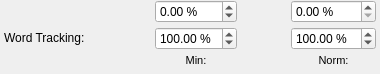
This is scribus/ui/propertywidgettext_glyphspace.ui in nitramr/scribus as Qt 5 draws it before an edit. The edited form follows.
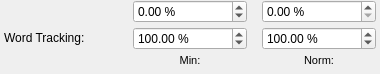
This is the edited form. Custom widgets are drawn as their Qt base class.

```diff
--- a/scribus/ui/propertywidgettext_glyphspace.ui
+++ b/scribus/ui/propertywidgettext_glyphspace.ui
@@ -31,7 +31,7 @@
   <property name="windowTitle">
    <string notr="true">Frame</string>
   </property>
-  <layout class="QGridLayout" name="gridLayout" columnstretch="0,0,0,0,0,0">
+  <layout class="QGridLayout" name="gridLayout" columnstretch="1,0,1,0,1,0">
    <property name="leftMargin">
     <number>4</number>
    </property>
@@ -47,7 +47,82 @@
    <property name="spacing">
     <number>4</number>
    </property>
-   <item row="3" column="3">
+   <item row="0" column="0">
+    <spacer name="horizontalSpacer">
+     <property name="orientation">
+      <enum>Qt::Horizontal</enum>
+     </property>
+     <property name="sizeHint" stdset="0">
+      <size>
+       <width>40</width>
+       <height>20</height>
+      </size>
+     </property>
+    </spacer>
+   </item>
+   <item row="3" column="0">
+    <layout class="QVBoxLayout" name="verticalLayout_3">
+     <property name="spacing">
+      <number>0</number>
+     </property>
+     <property name="sizeConstraint">
+      <enum>QLayout::SetMinimumSize</enum>
+     </property>
+     <item>
+      <widget class="QLabel" name="wordTrackingLabel">
+       <property name="sizePolicy">
+        <sizepolicy hsizetype="MinimumExpanding" vsizetype="MinimumExpanding">
+         <horstretch>0</horstretch>
+         <verstretch>0</verstretch>
+        </sizepolicy>
+       </property>
+       <property name="text">
+        <string>Word Tracking:</string>
+       </property>
+      </widget>
+     </item>
+     <item>
+      <spacer name="verticalSpacer">
+       <property name="orientation">
+        <enum>Qt::Vertical</enum>
+       </property>
+       <property name="sizeType">
+        <enum>QSizePolicy::MinimumExpanding</enum>
+       </property>
+       <property name="sizeHint" stdset="0">
+        <size>
+         <width>20</width>
+         <height>10</height>
+        </size>
+       </property>
+      </spacer>
+     </item>
+    </layout>
+   </item>
+   <item row="0" column="1">
+    <widget class="QLabel" name="textBaseLabel">
+     <property name="text">
+      <string/>
+     </property>
+    </widget>
+   </item>
+   <item row="0" column="2">
+    <widget class="ScrSpinBox" name="textBase">
+     <property name="toolTip">
+      <string>Offset to baseline of characters</string>
+     </property>
+     <property name="suffix">
+      <string> %</string>
+     </property>
+     <property name="minimum">
+      <double>-100.000000000000000</double>
+     </property>
+     <property name="maximum">
+      <double>100.000000000000000</double>
+     </property>
+    </widget>
+   </item>
+   <item row="3" column="2">
     <layout class="QVBoxLayout" name="verticalLayout_2">
      <property name="spacing">
       <number>0</number>
@@ -91,7 +166,7 @@
      </item>
     </layout>
    </item>
-   <item row="3" column="5">
+   <item row="3" column="4">
     <layout class="QVBoxLayout" name="verticalLayout">
      <property name="spacing">
       <number>0</number>
@@ -136,22 +211,13 @@
     </layout>
    </item>
    <item row="0" column="3">
-    <widget class="ScrSpinBox" name="textBase">
-     <property name="toolTip">
-      <string>Offset to baseline of characters</string>
-     </property>
-     <property name="suffix">
-      <string> %</string>
-     </property>
-     <property name="minimum">
-      <double>-100.000000000000000</double>
-     </property>
-     <property name="maximum">
-      <double>100.000000000000000</double>
+    <widget class="QLabel" name="trackingLabel">
+     <property name="text">
+      <string/>
      </property>
     </widget>
    </item>
-   <item row="0" column="5">
+   <item row="0" column="4">
     <widget class="ScrSpinBox" name="tracking">
      <property name="toolTip">
       <string>Manual Tracking</string>
@@ -161,59 +227,6 @@
      </property>
     </widget>
    </item>
-   <item row="0" column="2">
-    <widget class="QLabel" name="textBaseLabel">
-     <property name="text">
-      <string/>
-     </property>
-    </widget>
-   </item>
-   <item row="0" column="4">
-    <widget class="QLabel" name="trackingLabel">
-     <property name="text">
-      <string/>
-     </property>
-    </widget>
-   </item>
-   <item row="3" column="0" colspan="2">
-    <layout class="QVBoxLayout" name="verticalLayout_3">
-     <property name="spacing">
-      <number>0</number>
-     </property>
-     <property name="sizeConstraint">
-      <enum>QLayout::SetMinimumSize</enum>
-     </property>
-     <item>
-      <widget class="QLabel" name="wordTrackingLabel">
-       <property name="sizePolicy">
-        <sizepolicy hsizetype="MinimumExpanding" vsizetype="MinimumExpanding">
-         <horstretch>0</horstretch>
-         <verstretch>0</verstretch>
-        </sizepolicy>
-       </property>
-       <property name="text">
-        <string>Word Tracking:</string>
-       </property>
-      </widget>
-     </item>
-     <item>
-      <spacer name="verticalSpacer">
-       <property name="orientation">
-        <enum>Qt::Vertical</enum>
-       </property>
-       <property name="sizeType">
-        <enum>QSizePolicy::MinimumExpanding</enum>
-       </property>
-       <property name="sizeHint" stdset="0">
-        <size>
-         <width>20</width>
-         <height>10</height>
-        </size>
-       </property>
-      </spacer>
-     </item>
-    </layout>
-   </item>
   </layout>
  </widget>
  <customwidgets>
```
